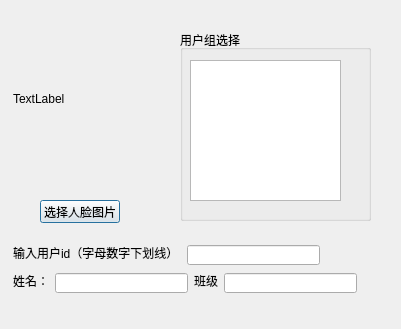
Old version of the form code/adduser.ui in the repository HeJayce/Face_Recognition.
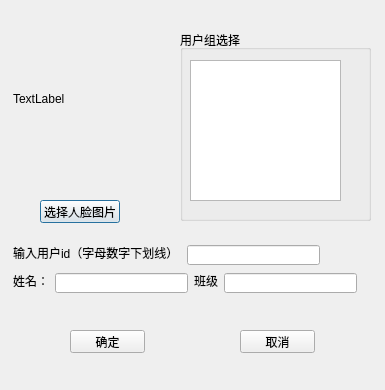
New version of the form.

Patch:
```diff
--- a/code/adduser.ui
+++ b/code/adduser.ui
@@ -6,8 +6,8 @@
    <rect>
     <x>0</x>
     <y>0</y>
-    <width>401</width>
-    <height>329</height>
+    <width>385</width>
+    <height>390</height>
    </rect>
   </property>
   <property name="windowTitle">
@@ -134,6 +134,32 @@
     </rect>
    </property>
   </widget>
+  <widget class="QPushButton" name="pushButton_2">
+   <property name="geometry">
+    <rect>
+     <x>70</x>
+     <y>330</y>
+     <width>75</width>
+     <height>23</height>
+    </rect>
+   </property>
+   <property name="text">
+    <string>确定</string>
+   </property>
+  </widget>
+  <widget class="QPushButton" name="pushButton_3">
+   <property name="geometry">
+    <rect>
+     <x>240</x>
+     <y>330</y>
+     <width>75</width>
+     <height>23</height>
+    </rect>
+   </property>
+   <property name="text">
+    <string>取消</string>
+   </property>
+  </widget>
  </widget>
  <resources/>
  <connections/>
```
